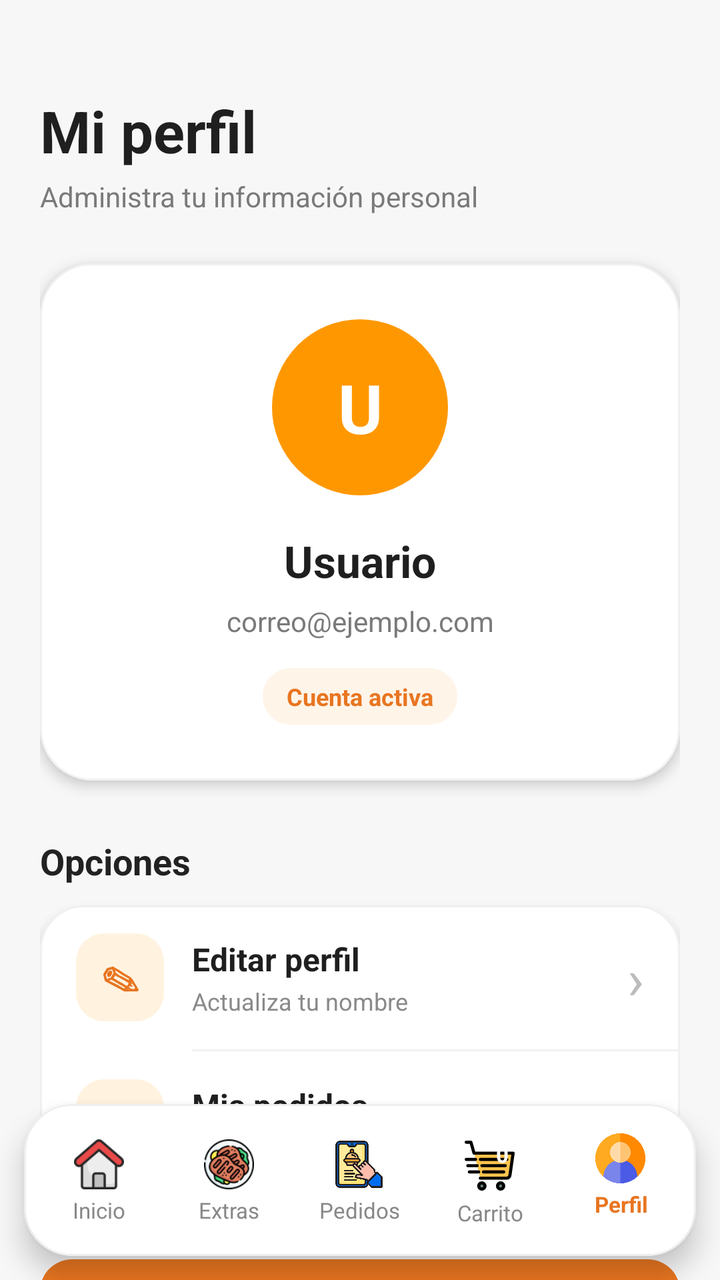
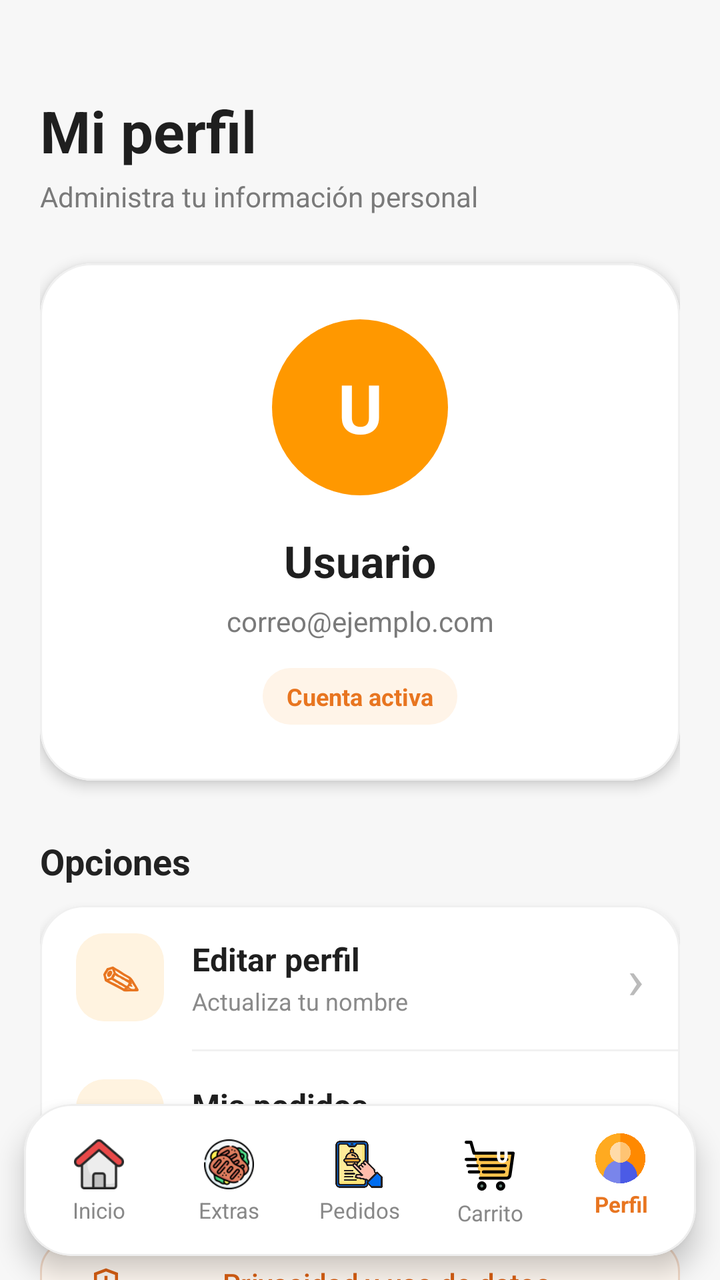

Compare the two renders of this Android layout. The source of the first and the diff that turns it into the second are given below.
<!-- AndroidManifest.xml: application theme Theme.AppZetaR -->
<!-- res/layout/activity_perfil_usuario.xml -->
<?xml version="1.0" encoding="utf-8"?>
<FrameLayout
    xmlns:android="http://schemas.android.com/apk/res/android"
    xmlns:app="http://schemas.android.com/apk/res-auto"
    xmlns:tools="http://schemas.android.com/tools"

    android:id="@+id/main"
    android:layout_width="match_parent"
    android:layout_height="match_parent"

    android:background="#F7F7F7"

    android:clipChildren="false"
    android:clipToPadding="false">


    
    
    

    <androidx.core.widget.NestedScrollView
        android:layout_width="match_parent"
        android:layout_height="match_parent"

        android:clipToPadding="false"
        android:fillViewport="true"

        android:overScrollMode="never"
        android:scrollbars="none"

        android:paddingBottom="108dp">

        <LinearLayout
            android:layout_width="match_parent"
            android:layout_height="wrap_content"

            android:orientation="vertical"

            android:paddingStart="20dp"
            android:paddingTop="46dp"
            android:paddingEnd="20dp"
            android:paddingBottom="32dp">


            
            
            

            <TextView
                android:layout_width="match_parent"
                android:layout_height="wrap_content"

                android:text="@string/perfil_titulo"

                android:textColor="#1F1F1F"
                android:textSize="29sp"
                android:textStyle="bold" />

            <TextView
                android:layout_width="match_parent"
                android:layout_height="wrap_content"

                android:layout_marginTop="4dp"

                android:text="@string/perfil_subtitulo"

                android:textColor="#7A7A7A"
                android:textSize="14sp" />


            
            
            

            <com.google.android.material.card.MaterialCardView
                android:layout_width="match_parent"
                android:layout_height="wrap_content"

                android:layout_marginTop="24dp"

                app:cardBackgroundColor="#FFFFFF"
                app:cardCornerRadius="26dp"
                app:cardElevation="4dp"

                app:strokeColor="#F0F0F0"
                app:strokeWidth="1dp">

                <LinearLayout
                    android:layout_width="match_parent"
                    android:layout_height="wrap_content"

                    android:gravity="center"
                    android:orientation="vertical"

                    android:paddingStart="20dp"
                    android:paddingTop="28dp"
                    android:paddingEnd="20dp"
                    android:paddingBottom="28dp">


                    

                    <TextView
                        android:id="@+id/tvInicialPerfil"

                        android:layout_width="88dp"
                        android:layout_height="88dp"

                        android:background="@drawable/bg_avatar_perfil"

                        android:gravity="center"

                        android:text="@string/perfil_inicial_default"

                        android:textColor="#FFFFFF"
                        android:textSize="34sp"
                        android:textStyle="bold" />


                    

                    <TextView
                        android:id="@+id/tvNombrePerfil"

                        android:layout_width="match_parent"
                        android:layout_height="wrap_content"

                        android:layout_marginTop="18dp"

                        android:gravity="center"

                        android:text="@string/perfil_nombre_default"

                        android:textColor="#1F1F1F"
                        android:textSize="22sp"
                        android:textStyle="bold" />


                    

                    <TextView
                        android:id="@+id/tvCorreoPerfil"

                        android:layout_width="match_parent"
                        android:layout_height="wrap_content"

                        android:layout_marginTop="6dp"

                        android:gravity="center"

                        android:text="@string/perfil_correo_default"

                        android:textColor="#7A7A7A"
                        android:textSize="14sp" />


                    

                    <TextView
                        android:layout_width="wrap_content"
                        android:layout_height="wrap_content"

                        android:layout_marginTop="14dp"

                        android:background="@drawable/bg_chip_estado"

                        android:paddingStart="12dp"
                        android:paddingTop="6dp"
                        android:paddingEnd="12dp"
                        android:paddingBottom="6dp"

                        android:text="@string/perfil_cuenta_activa"

                        android:textColor="#E87520"
                        android:textSize="12sp"
                        android:textStyle="bold" />

                </LinearLayout>

            </com.google.android.material.card.MaterialCardView>


            
            
            

            <TextView
                android:layout_width="match_parent"
                android:layout_height="wrap_content"

                android:layout_marginTop="28dp"
                android:layout_marginBottom="10dp"

                android:text="@string/perfil_opciones"

                android:textColor="#222222"
                android:textSize="18sp"
                android:textStyle="bold" />


            <com.google.android.material.card.MaterialCardView
                android:layout_width="match_parent"
                android:layout_height="wrap_content"

                app:cardBackgroundColor="#FFFFFF"
                app:cardCornerRadius="22dp"
                app:cardElevation="3dp"

                app:strokeColor="#F0F0F0"
                app:strokeWidth="1dp">

                <LinearLayout
                    android:layout_width="match_parent"
                    android:layout_height="wrap_content"

                    android:orientation="vertical">


                    
                    
                    

                    <LinearLayout
                        android:id="@+id/opcionEditarPerfil"

                        android:layout_width="match_parent"
                        android:layout_height="72dp"

                        android:background="?attr/selectableItemBackground"

                        android:baselineAligned="false"

                        android:clickable="true"
                        android:focusable="true"

                        android:gravity="center_vertical"
                        android:orientation="horizontal"

                        android:paddingStart="18dp"
                        android:paddingEnd="18dp">

                        <TextView
                            android:layout_width="44dp"
                            android:layout_height="44dp"

                            android:background="@drawable/bg_icono_perfil"

                            android:gravity="center"

                            android:text="@string/perfil_editar_icono"

                            android:textColor="#E87520"
                            android:textSize="19sp"
                            android:textStyle="bold" />


                        <LinearLayout
                            android:layout_width="0dp"
                            android:layout_height="wrap_content"

                            android:layout_marginStart="14dp"

                            android:layout_weight="1"

                            android:orientation="vertical">

                            <TextView
                                android:layout_width="match_parent"
                                android:layout_height="wrap_content"

                                android:text="@string/perfil_editar_titulo"

                                android:textColor="#1F1F1F"
                                android:textSize="16sp"
                                android:textStyle="bold" />

                            <TextView
                                android:layout_width="match_parent"
                                android:layout_height="wrap_content"

                                android:layout_marginTop="2dp"

                                android:text="@string/perfil_editar_descripcion"

                                android:textColor="#8A8A8A"
                                android:textSize="12sp" />

                        </LinearLayout>


                        <TextView
                            android:layout_width="wrap_content"
                            android:layout_height="wrap_content"

                            android:text="@string/perfil_flecha"

                            android:textColor="#BBBBBB"
                            android:textSize="28sp" />

                    </LinearLayout>


                    

                    <View
                        android:layout_width="match_parent"
                        android:layout_height="1dp"

                        android:layout_marginStart="76dp"

                        android:background="#F1F1F1" />


                    
                    
                    

                    <LinearLayout
                        android:id="@+id/opcionPedidosPerfil"

                        android:layout_width="match_parent"
                        android:layout_height="72dp"

                        android:background="?attr/selectableItemBackground"

                        android:baselineAligned="false"

                        android:clickable="true"
                        android:focusable="true"

                        android:gravity="center_vertical"
                        android:orientation="horizontal"

                        android:paddingStart="18dp"
                        android:paddingEnd="18dp">

                        <TextView
                            android:layout_width="44dp"
                            android:layout_height="44dp"

                            android:background="@drawable/bg_icono_perfil"

                            android:gravity="center"

                            android:text="@string/perfil_pedidos_icono"

                            android:textColor="#E87520"
                            android:textSize="18sp"
                            android:textStyle="bold" />


                        <LinearLayout
                            android:layout_width="0dp"
                            android:layout_height="wrap_content"

                            android:layout_marginStart="14dp"

                            android:layout_weight="1"

                            android:orientation="vertical">

                            <TextView
                                android:layout_width="match_parent"
                                android:layout_height="wrap_content"

                                android:text="@string/perfil_pedidos_titulo"

                                android:textColor="#1F1F1F"
                                android:textSize="16sp"
                                android:textStyle="bold" />

                            <TextView
                                android:layout_width="match_parent"
                                android:layout_height="wrap_content"

                                android:layout_marginTop="2dp"

                                android:text="@string/perfil_pedidos_descripcion"

                                android:textColor="#8A8A8A"
                                android:textSize="12sp" />

                        </LinearLayout>


                        <TextView
                            android:layout_width="wrap_content"
                            android:layout_height="wrap_content"

                            android:text="@string/perfil_flecha"

                            android:textColor="#BBBBBB"
                            android:textSize="28sp" />

                    </LinearLayout>

                </LinearLayout>

            </com.google.android.material.card.MaterialCardView>


            
            
            

            <com.google.android.material.button.MaterialButton
                android:id="@+id/btnCerrarSesion"

                android:layout_width="match_parent"
                android:layout_height="54dp"

                android:layout_marginTop="28dp"

                android:text="@string/perfil_cerrar_sesion"
                android:textAllCaps="false"

                android:textColor="#FFFFFF"
                android:textSize="16sp"
                android:textStyle="bold"

                app:backgroundTint="#E87520"
                app:cornerRadius="16dp"
                app:strokeWidth="0dp" />

        </LinearLayout>

    </androidx.core.widget.NestedScrollView>


    
    
    

    <com.google.android.material.card.MaterialCardView
        android:id="@+id/bottomNavigation"

        android:layout_width="match_parent"
        android:layout_height="wrap_content"

        android:layout_gravity="bottom"

        android:layout_marginStart="12dp"
        android:layout_marginEnd="12dp"
        android:layout_marginBottom="12dp"

        android:clipChildren="false"
        android:clipToPadding="false"

        android:minHeight="76dp"

        app:cardBackgroundColor="#FFFFFF"
        app:cardCornerRadius="24dp"
        app:cardElevation="8dp"

        app:strokeColor="#EEEEEE"
        app:strokeWidth="1dp">

        <LinearLayout
            android:layout_width="match_parent"
            android:layout_height="match_parent"

            android:baselineAligned="false"

            android:clipChildren="false"
            android:clipToPadding="false"

            android:gravity="center"
            android:orientation="horizontal"

            android:paddingStart="5dp"
            android:paddingTop="2dp"
            android:paddingEnd="5dp">


            
            
            

            <LinearLayout
                android:id="@+id/navInicio"

                android:layout_width="0dp"
                android:layout_height="wrap_content"

                android:layout_weight="1"

                android:gravity="center"
                android:minHeight="72dp"

                android:orientation="vertical"

                android:paddingTop="9dp"
                android:paddingBottom="7dp"

                tools:ignore="UseCompoundDrawables">

                <ImageView
                    android:layout_width="25dp"
                    android:layout_height="25dp"

                    android:contentDescription="@string/cd_inicio"

                    android:src="@drawable/ic_home" />

                <TextView
                    android:layout_width="match_parent"
                    android:layout_height="wrap_content"

                    android:layout_marginTop="3dp"

                    android:gravity="center"

                    android:text="@string/nav_inicio"

                    android:textColor="#888888"
                    android:textSize="11sp" />

            </LinearLayout>


            
            
            

            <LinearLayout
                android:id="@+id/navExtras"

                android:layout_width="0dp"
                android:layout_height="wrap_content"

                android:layout_weight="1"

                android:gravity="center"
                android:minHeight="72dp"

                android:orientation="vertical"

                android:paddingTop="9dp"
                android:paddingBottom="7dp"

                tools:ignore="UseCompoundDrawables">

                <ImageView
                    android:layout_width="25dp"
                    android:layout_height="25dp"

                    android:contentDescription="@string/cd_extras"

                    android:src="@drawable/ic_extra" />

                <TextView
                    android:layout_width="match_parent"
                    android:layout_height="wrap_content"

                    android:layout_marginTop="3dp"

                    android:gravity="center"

                    android:text="@string/nav_extras"

                    android:textColor="#888888"
                    android:textSize="11sp" />

            </LinearLayout>


            
            
            

            <LinearLayout
                android:id="@+id/navPedidos"

                android:layout_width="0dp"
                android:layout_height="wrap_content"

                android:layout_weight="1"

                android:gravity="center"
                android:minHeight="72dp"

                android:orientation="vertical"

                android:paddingTop="9dp"
                android:paddingBottom="7dp"

                tools:ignore="UseCompoundDrawables">

                <ImageView
                    android:layout_width="25dp"
                    android:layout_height="25dp"

                    android:contentDescription="@string/cd_pedidos"

                    android:src="@drawable/ic_pedidos" />

                <TextView
                    android:layout_width="match_parent"
                    android:layout_height="wrap_content"

                    android:layout_marginTop="3dp"

                    android:gravity="center"

                    android:text="@string/nav_pedidos"

                    android:textColor="#888888"
                    android:textSize="11sp" />

            </LinearLayout>


            
            
            

            <LinearLayout
                android:id="@+id/navCarrito"

                android:layout_width="0dp"
                android:layout_height="wrap_content"

                android:layout_weight="1"

                android:gravity="center"
                android:minHeight="72dp"

                android:orientation="vertical"

                android:paddingTop="9dp"
                android:paddingBottom="7dp">

                <FrameLayout
                    android:layout_width="30dp"
                    android:layout_height="30dp">

                    <ImageView
                        android:layout_width="25dp"
                        android:layout_height="25dp"

                        android:layout_gravity="center"

                        android:contentDescription="@string/cd_carrito"

                        android:src="@drawable/ic_carrito" />

                    <TextView
                        android:id="@+id/tvCantidadCarrito"

                        android:layout_width="18dp"
                        android:layout_height="18dp"

                        android:layout_gravity="top|end"

                        android:background="@drawable/bg_badge_carrito"

                        android:gravity="center"

                        android:text="@string/contador_cero"

                        android:textColor="#FFFFFF"
                        android:textSize="11sp"
                        android:textStyle="bold" />

                </FrameLayout>

                <TextView
                    android:layout_width="match_parent"
                    android:layout_height="wrap_content"

                    android:layout_marginTop="1dp"

                    android:gravity="center"

                    android:text="@string/nav_carrito"

                    android:textColor="#888888"
                    android:textSize="11sp" />

            </LinearLayout>


            
            
            

            <LinearLayout
                android:id="@+id/navPerfil"

                android:layout_width="0dp"
                android:layout_height="wrap_content"

                android:layout_weight="1"

                android:gravity="center"
                android:minHeight="72dp"

                android:orientation="vertical"

                android:paddingTop="9dp"
                android:paddingBottom="7dp"

                tools:ignore="UseCompoundDrawables">

                <ImageView
                    android:layout_width="25dp"
                    android:layout_height="25dp"

                    android:contentDescription="@string/cd_perfil"

                    android:src="@drawable/ic_perfil" />

                <TextView
                    android:layout_width="match_parent"
                    android:layout_height="wrap_content"

                    android:layout_marginTop="3dp"

                    android:gravity="center"

                    android:text="@string/nav_perfil"

                    android:textColor="#E87520"
                    android:textSize="11sp"
                    android:textStyle="bold" />

                <View
                    android:layout_width="18dp"
                    android:layout_height="3dp"

                    android:layout_marginTop="3dp"

                    android:background="@drawable/bg_nav_indicator" />

            </LinearLayout>

        </LinearLayout>

    </com.google.android.material.card.MaterialCardView>

</FrameLayout>
<!-- resources referenced by this layout -->
<resources>
  <!-- drawable bg_avatar_perfil (drawable) -->
  <?xml version="1.0" encoding="utf-8"?>
  <shape
      xmlns:android="http://schemas.android.com/apk/res/android"
      android:shape="oval">
  
      <solid
          android:color="#FF9800" />
  
  </shape>
  <!-- drawable bg_badge_carrito (drawable) -->
  <?xml version="1.0" encoding="utf-8"?>
  <selector xmlns:android="http://schemas.android.com/apk/res/android">
  
  </selector>
  <!-- drawable bg_chip_estado (drawable) -->
  <?xml version="1.0" encoding="utf-8"?>
  <shape
      xmlns:android="http://schemas.android.com/apk/res/android"
      android:shape="rectangle">
  
      <solid
          android:color="#FFF4E8" />
  
      <corners
          android:radius="14dp" />
  
  </shape>
  <!-- drawable bg_icono_perfil (drawable) -->
  <?xml version="1.0" encoding="utf-8"?>
  <shape
      xmlns:android="http://schemas.android.com/apk/res/android"
      android:shape="rectangle">
  
      <solid
          android:color="#FFF3E0" />
  
      <corners
          android:radius="14dp" />
  
  </shape>
  <!-- drawable bg_nav_indicator (drawable) -->
  <?xml version="1.0" encoding="utf-8"?>
  <selector xmlns:android="http://schemas.android.com/apk/res/android">
  
  </selector>
  <string name="cd_carrito">Carrito</string>
  <string name="cd_extras">Extras</string>
  <string name="cd_inicio">Inicio</string>
  <string name="cd_pedidos">Pedidos</string>
  <string name="cd_perfil">Perfil</string>
  <string name="contador_cero">0</string>
  <string name="nav_carrito">Carrito</string>
  <string name="nav_extras">Extras</string>
  <string name="nav_inicio">Inicio</string>
  <string name="nav_pedidos">Pedidos</string>
  <string name="nav_perfil">Perfil</string>
  <string name="perfil_cerrar_sesion">Cerrar sesión</string>
  <string name="perfil_correo_default">correo@ejemplo.com</string>
  <string name="perfil_cuenta_activa">Cuenta activa</string>
  <string name="perfil_editar_descripcion">Actualiza tu nombre</string>
  <string name="perfil_editar_icono">✎</string>
  <string name="perfil_editar_titulo">Editar perfil</string>
  <string name="perfil_flecha">›</string>
  <string name="perfil_inicial_default">U</string>
  <string name="perfil_nombre_default">Usuario</string>
  <string name="perfil_opciones">Opciones</string>
  <string name="perfil_pedidos_descripcion">Consulta tus pedidos realizados</string>
  <string name="perfil_pedidos_icono">▣</string>
  <string name="perfil_pedidos_titulo">Mis pedidos</string>
  <string name="perfil_subtitulo">Administra tu información personal</string>
  <string name="perfil_titulo">Mi perfil</string>
  <style name="Theme.AppZetaR" parent="Base.Theme.AppZetaR" />
  <style name="Base.Theme.AppZetaR" parent="Theme.Material3.DayNight.NoActionBar">
  
          <item name="android:windowBackground">#FFF8F2</item>
  
      </style>
  <!-- unchanged entries left out for length: 5 -->
</resources>

<!-- the commit's change to res/layout/activity_perfil_usuario.xml (unified diff, before → after) -->
@@ -399,6 +399,36 @@
             </com.google.android.material.card.MaterialCardView>
 
 
+            <com.google.android.material.button.MaterialButton
+                android:id="@+id/btnPrivacidad"
+                android:layout_width="match_parent"
+                android:layout_height="52dp"
+                android:layout_marginTop="18dp"
+                android:text="@string/perfil_privacidad"
+                android:textAllCaps="false"
+                android:textColor="#D95F12"
+                android:textSize="14sp"
+                app:backgroundTint="#FFF8F1"
+                app:cornerRadius="16dp"
+                app:icon="@drawable/ic_privacidad"
+                app:iconTint="#D95F12"
+                app:strokeColor="#F0D8C7"
+                app:strokeWidth="1dp" />
+
+            <com.google.android.material.button.MaterialButton
+                android:id="@+id/btnEliminarCuenta"
+                style="@style/Widget.MaterialComponents.Button.TextButton"
+                android:layout_width="match_parent"
+                android:layout_height="48dp"
+                android:layout_marginTop="4dp"
+                android:text="@string/perfil_eliminar_cuenta"
+                android:textAllCaps="false"
+                android:textColor="#A93226"
+                android:textSize="14sp"
+                app:icon="@drawable/ic_delete_account"
+                app:iconTint="#A93226" />
+
+
             
             
             
<!-- resource entries referenced after the edit -->
@@ -46,6 +46,26 @@
   <selector xmlns:android="http://schemas.android.com/apk/res/android">
   
   </selector>
+  <!-- drawable ic_delete_account (drawable) -->
+  <vector xmlns:android="http://schemas.android.com/apk/res/android"
+      android:width="24dp"
+      android:height="24dp"
+      android:viewportWidth="24"
+      android:viewportHeight="24">
+      <path
+          android:fillColor="#A93226"
+          android:pathData="M6,19c0,1.1 0.9,2 2,2h8c1.1,0 2,-0.9 2,-2V7H6v12zM19,4h-3.5l-1,-1h-5l-1,1H5v2h14V4z" />
+  </vector>
+  <!-- drawable ic_privacidad (drawable) -->
+  <vector xmlns:android="http://schemas.android.com/apk/res/android"
+      android:width="24dp"
+      android:height="24dp"
+      android:viewportWidth="24"
+      android:viewportHeight="24">
+      <path
+          android:fillColor="#D95F12"
+          android:pathData="M12,2L4,5v6c0,5.25 3.4,10.16 8,11 4.6,-0.84 8,-5.75 8,-11V5l-8,-3zM12,4.13l6,2.25V11c0,4.2 -2.56,8.18 -6,9.05C8.56,19.18 6,15.2 6,11V6.38l6,-2.25zM11,7v6h2V7h-2zM11,15v2h2v-2h-2z" />
+  </vector>
   <string name="cd_carrito">Carrito</string>
   <string name="cd_extras">Extras</string>
   <string name="cd_inicio">Inicio</string>
@@ -63,6 +83,7 @@
   <string name="perfil_editar_descripcion">Actualiza tu nombre</string>
   <string name="perfil_editar_icono">✎</string>
   <string name="perfil_editar_titulo">Editar perfil</string>
+  <string name="perfil_eliminar_cuenta">Solicitar eliminación de cuenta y datos</string>
   <string name="perfil_flecha">›</string>
   <string name="perfil_inicial_default">U</string>
   <string name="perfil_nombre_default">Usuario</string>
@@ -70,6 +91,7 @@
   <string name="perfil_pedidos_descripcion">Consulta tus pedidos realizados</string>
   <string name="perfil_pedidos_icono">▣</string>
   <string name="perfil_pedidos_titulo">Mis pedidos</string>
+  <string name="perfil_privacidad">Privacidad y uso de datos</string>
   <string name="perfil_subtitulo">Administra tu información personal</string>
   <string name="perfil_titulo">Mi perfil</string>
   <style name="Theme.AppZetaR" parent="Base.Theme.AppZetaR" />
